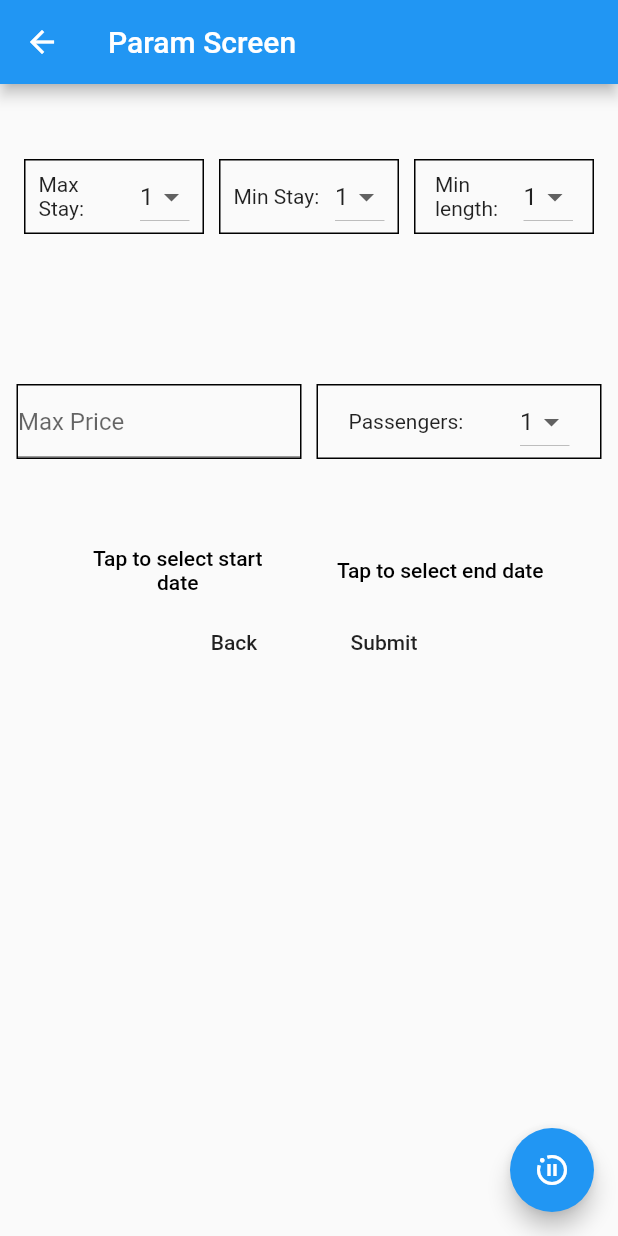
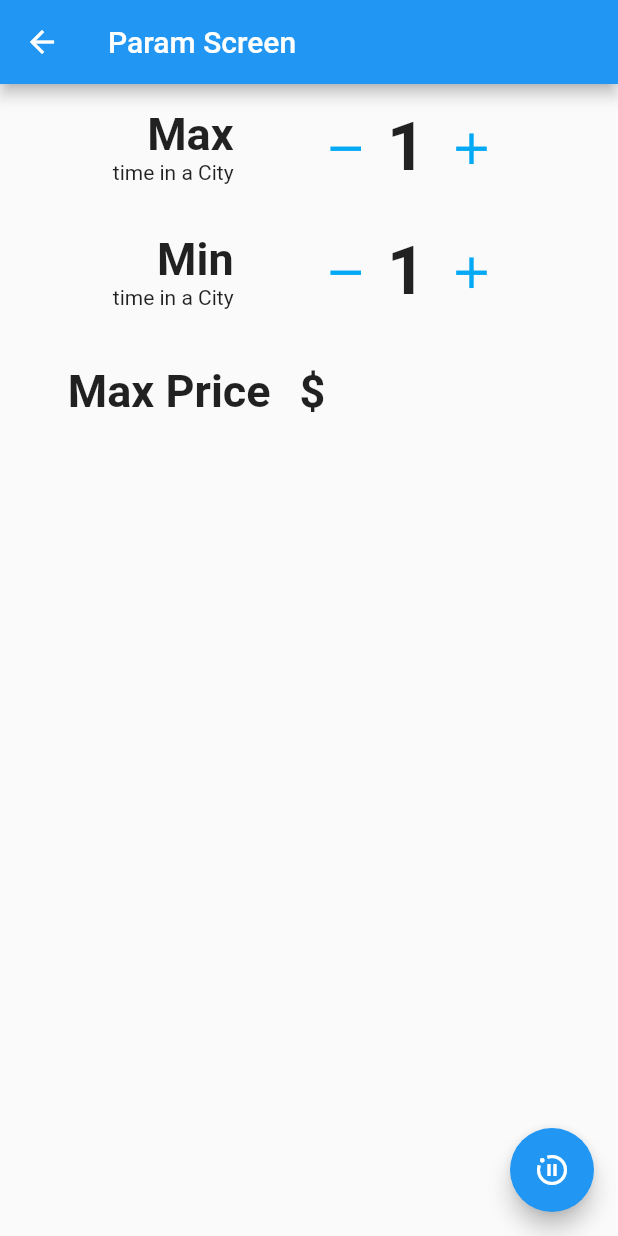
Before and after one commit to sid-code/hobogo2, a Flutter app: the ParameterScreen screen opened directly, on a phone screen of 412 x 824 dp. Run offline on Flutter 3.47's test engine with Material 2 defaults, Android fonts, the phone set to English and light mode, and no system bars; our stand-ins replace csv.

Commit message:
Param restyling

```diff
--- a/hoboapp/lib/paramscreen.dart
+++ b/hoboapp/lib/paramscreen.dart
@@ -191,6 +191,170 @@ class _ParameterScreenState extends State<ParameterScreen> {
               mainAxisSize: MainAxisSize.min,
               mainAxisAlignment: MainAxisAlignment.start,
               children: <Widget>[
+                new Padding(
+                  padding: new EdgeInsets.fromLTRB(20.0, 15.0, 20.0, 15.0),
+                  child: new Row(
+                  mainAxisAlignment: MainAxisAlignment.spaceEvenly,
+                  children: <Widget>[
+                    new Column(
+                      crossAxisAlignment: CrossAxisAlignment.end,
+                      children: <Widget>[
+                        new Text(
+                          "Max",
+                          textAlign: TextAlign.right,
+                          style: new TextStyle(
+                            fontSize: 30.0,
+                            fontWeight: FontWeight.bold,
+                          ),
+                        ),
+                        new Text(
+                          "time in a City",
+                          textAlign: TextAlign.right,
+                        ),
+                      ],
+                    ),
+                    new Column(
+                      children: <Widget>[
+                        new Row(
+                          mainAxisSize: MainAxisSize.max,
+                          mainAxisAlignment: MainAxisAlignment.spaceEvenly,
+                          crossAxisAlignment: CrossAxisAlignment.center,
+                          children: <Widget>[
+                            new IconButton(
+                              icon: new Icon(
+                                Icons.remove,
+                                color: Colors.lightBlue,
+                                size: 35.0,
+                              ),
+                              onPressed: null,
+                            ),
+                            new Padding(
+                              padding: new EdgeInsets.fromLTRB(5.0, 0.0, 5.0, 0.0),
+                              child: new Text(
+                                "1",
+                                style: new TextStyle(
+                                  fontSize: 45.0,
+                                  fontWeight: FontWeight.bold,
+                                ),
+                              ),
+                            ),
+                            new IconButton(
+                                icon: new Icon(
+                                  Icons.add,
+                                  size: 35.0,
+                                  color: Colors.lightBlue,
+                                ),
+                                onPressed: null
+                            ),
+                          ],
+                        ),
+                      ],
+                    ),
+                  ],
+                ),
+                ),
+                new Padding(
+                  padding: new EdgeInsets.fromLTRB(20.0, 15.0, 20.0, 15.0),
+                  child: new Row(
+                  mainAxisAlignment: MainAxisAlignment.spaceEvenly,
+                  children: <Widget>[
+                    new Column(
+                      crossAxisAlignment: CrossAxisAlignment.end,
+                      children: <Widget>[
+                        new Text(
+                          "Min",
+                          textAlign: TextAlign.right,
+                          style: new TextStyle(
+                            fontSize: 30.0,
+                            fontWeight: FontWeight.bold,
+                          ),
+                        ),
+                        new Text(
+                          "time in a City",
+                          textAlign: TextAlign.right,
+                        ),
+                      ],
+                    ),
+                    new Column(
+                      children: <Widget>[
+                        new Row(
+                          children: <Widget>[
+                            new IconButton(
+                              icon: new Icon(
+                                Icons.remove,
+                                color: Colors.lightBlue,
+                                size: 35.0,
+                              ),
+                              onPressed: null,
+                            ),
+                            new Padding(
+                              padding: new EdgeInsets.fromLTRB(5.0, 0.0, 5.0, 0.0),
+                              child: new Text(
+                                "1",
+                                style: new TextStyle(
+                                  fontSize: 45.0,
+                                  fontWeight: FontWeight.bold,
+                                ),
+                              ),
+                            ),
+                            new IconButton(
+                                icon: new Icon(
+                                  Icons.add,
+                                  color: Colors.lightBlue,
+                                  size: 35.0,
+                                ),
+                                onPressed: null
+                            ),
+                          ],
+                        ),
+                      ],
+                    ),
+                  ],
+                ),
+                ),
+                new Padding(
+                  padding: new EdgeInsets.fromLTRB(20.0, 15.0, 20.0, 15.0),
+                  child: new Row(
+                    mainAxisSize: MainAxisSize.max,
+                    mainAxisAlignment: MainAxisAlignment.spaceEvenly,
+                    children: <Widget>[
+                      new Text(
+                        "Max Price",
+                        style: new TextStyle(
+                          fontSize: 30.0,
+                          fontWeight: FontWeight.bold,
+                        ),
+                      ),
+                      new Row(
+                        children: <Widget>[
+                          new Text(
+                            "\$",
+                            style: TextStyle(
+                              fontSize: 30.0,
+                              fontWeight: FontWeight.bold,
+                            ),
+                          ),
+                          new SizedBox(
+                            width: 150.0,
+                            child: new Container(
+                              decoration: new BoxDecoration(
+                                borderRadius: new BorderRadius.all(
+                                  new Radius.circular(10.0),
+                                ),
+                              ),
+                              child: new TextFormField(
+                                decoration: new InputDecoration(
+                                  border: InputBorder.none,
+                                ),
+                              ),
+                            ),
+                          ),
+                        ],
+                      ),
+                    ],
+                  ),
+                ),
+                /*
                 new Row(
                   mainAxisSize: MainAxisSize.min,
                   mainAxisAlignment: MainAxisAlignment.center,
@@ -379,90 +543,11 @@ class _ParameterScreenState extends State<ParameterScreen> {
                           }),
                     )
                   ],
-                )
+                ),*/
               ],
             ),
           ),
         ),
-        /*new Center(
-          child: new Column(
-            mainAxisSize: MainAxisSize.min,
-            mainAxisAlignment: MainAxisAlignment.start,
-            children: <Widget>[
-
-              new Row(
-                mainAxisAlignment: MainAxisAlignment.start,
-                mainAxisSize: MainAxisSize.max,
-                crossAxisAlignment: CrossAxisAlignment.start,
-                children: <Widget>[
-                  new Column(
-                    mainAxisSize: MainAxisSize.min,
-                    mainAxisAlignment: MainAxisAlignment.start,
-                    crossAxisAlignment: CrossAxisAlignment.start,
-                    children: <Widget>[
-
-
-                      new Flexible(
-                        child:
-                            new Text('Min Length:', textAlign: TextAlign.left),
-                      ),
-                    ],
-                  ),
-                  new Column(
-                    mainAxisSize: MainAxisSize.min,
-                    mainAxisAlignment: MainAxisAlignment.start,
-                    crossAxisAlignment: CrossAxisAlignment.start,
-                    children: <Widget>[
-
-                      new Flexible(
-                        child: new DropdownButton<String>(
-                            value: testVal2,
-                            items: dropItemList(1, 9),
-                            onChanged: (String newVal) {
-                              setState(() {
-                                testVal2 = newVal;
-                              });
-                            }),
-                      ),
-                      new Flexible(
-                        child: new DropdownButton<String>(
-                            value: testVal3,
-                            items: dropItemList(1, 9),
-                            onChanged: (String newVal) {
-                              setState(() {
-                                testVal3 = newVal;
-                              });
-                            }),
-                      ),
-                    ],
-                  ),
-                ],
-              ),
-              _genField('Number of Passengers',
-                  kt: TextInputType.number, tif: oneLineNumbers),
-
-              ),
-              new Row(
-                mainAxisAlignment: MainAxisAlignment.center,
-                mainAxisSize: MainAxisSize.max,
-                crossAxisAlignment: CrossAxisAlignment.start,
-                children: <Widget>[
-
-
-                ],
-              ),
-              new Row(
-                mainAxisAlignment: MainAxisAlignment.center,
-                mainAxisSize: MainAxisSize.max,
-                crossAxisAlignment: CrossAxisAlignment.start,
-                children: <Widget>[
-
-
-                ],
-              ),
-            ],
-          ),
-        ),*/
         floatingActionButton: new FloatingActionButton(
             child: new Icon(IconData(0xe409,
                 fontFamily: 'MaterialIcons', matchTextDirection: true)),
```
Lines whose indentation alone changed are shown as unchanged.
